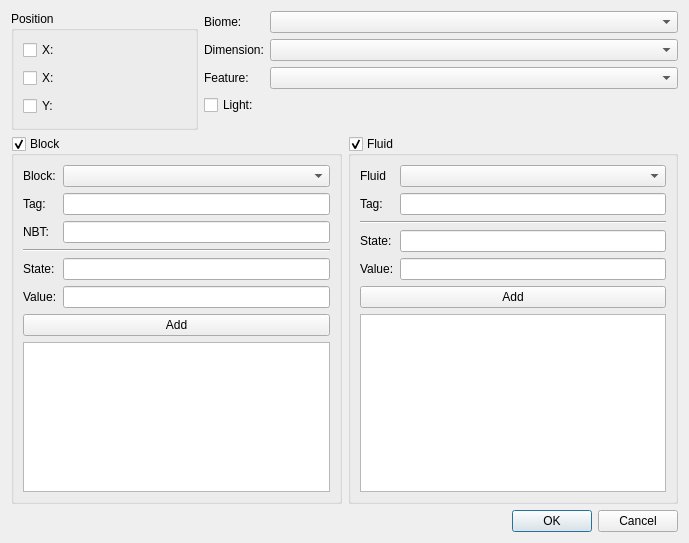
Qt form locationconditiondialog.ui (IoeCmcomc/MCDatapacker) before a commit.
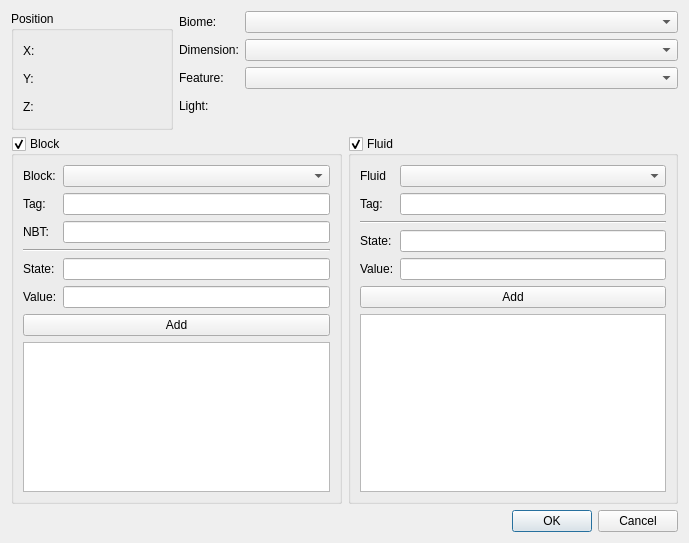
The same form after that commit. Custom widgets are drawn as their Qt base class.

Commit message:
[Minor]Rename some classes, Add OptionalSpinBox class, cleanup
OptionalSpinBox:
- Can have "unset" state (which has value 0);
- Clear the spin box or call unset() to unset.

ExtendedNumeric -> Delegate ExtendedDelegate.
ExtendedNumericInput -> NumericInput:
- Add isCurrentlyUnset() method.

Fix bugs & clean up.

```diff
--- a/locationconditiondialog.ui
+++ b/locationconditiondialog.ui
@@ -210,18 +210,8 @@
       <string>Position</string>
      </property>
      <layout class="QFormLayout" name="formLayout_2">
-      <item row="0" column="0">
-       <widget class="QCheckBox" name="xCheck">
-        <property name="text">
-         <string>X:</string>
-        </property>
-       </widget>
-      </item>
       <item row="0" column="1">
-       <widget class="ExtendedNumericInput" name="xInput">
-        <property name="enabled">
-         <bool>false</bool>
-        </property>
+       <widget class="NumericInput" name="xInput">
         <property name="sizePolicy">
          <sizepolicy hsizetype="Preferred" vsizetype="Fixed">
           <horstretch>0</horstretch>
@@ -236,18 +226,8 @@
         </property>
        </widget>
       </item>
-      <item row="1" column="0">
-       <widget class="QCheckBox" name="yCheck">
-        <property name="text">
-         <string>X:</string>
-        </property>
-       </widget>
-      </item>
       <item row="1" column="1">
-       <widget class="ExtendedNumericInput" name="yInput">
-        <property name="enabled">
-         <bool>false</bool>
-        </property>
+       <widget class="NumericInput" name="yInput">
         <property name="sizePolicy">
          <sizepolicy hsizetype="Preferred" vsizetype="Fixed">
           <horstretch>0</horstretch>
@@ -262,18 +242,8 @@
         </property>
        </widget>
       </item>
-      <item row="2" column="0">
-       <widget class="QCheckBox" name="zCheck">
-        <property name="text">
-         <string>Y:</string>
-        </property>
-       </widget>
-      </item>
       <item row="2" column="1">
-       <widget class="ExtendedNumericInput" name="zInput">
-        <property name="enabled">
-         <bool>false</bool>
-        </property>
+       <widget class="NumericInput" name="zInput">
         <property name="sizePolicy">
          <sizepolicy hsizetype="Preferred" vsizetype="Fixed">
           <horstretch>0</horstretch>
@@ -288,6 +258,27 @@
         </property>
        </widget>
       </item>
+      <item row="0" column="0">
+       <widget class="QLabel" name="label_11">
+        <property name="text">
+         <string>X:</string>
+        </property>
+       </widget>
+      </item>
+      <item row="1" column="0">
+       <widget class="QLabel" name="label_14">
+        <property name="text">
+         <string>Y:</string>
+        </property>
+       </widget>
+      </item>
+      <item row="2" column="0">
+       <widget class="QLabel" name="label_15">
+        <property name="text">
+         <string>Z:</string>
+        </property>
+       </widget>
+      </item>
      </layout>
     </widget>
    </item>
@@ -334,10 +325,7 @@
       <widget class="QComboBox" name="featureCombo"/>
      </item>
      <item row="3" column="1">
-      <widget class="ExtendedNumericInput" name="lightInput">
-       <property name="enabled">
-        <bool>false</bool>
-       </property>
+      <widget class="NumericInput" name="lightInput">
        <property name="sizePolicy">
         <sizepolicy hsizetype="Preferred" vsizetype="Fixed">
          <horstretch>0</horstretch>
@@ -353,7 +341,7 @@
       </widget>
      </item>
      <item row="3" column="0">
-      <widget class="QCheckBox" name="lightCheck">
+      <widget class="QLabel" name="label_16">
        <property name="text">
         <string>Light:</string>
        </property>
@@ -365,9 +353,9 @@
  </widget>
  <customwidgets>
   <customwidget>
-   <class>ExtendedNumericInput</class>
+   <class>NumericInput</class>
    <extends>QFrame</extends>
-   <header location="global">extendednumericinput.h</header>
+   <header location="global">NumericInput.h</header>
    <container>1</container>
   </customwidget>
  </customwidgets>
```
The commit also changes 26 other files.
